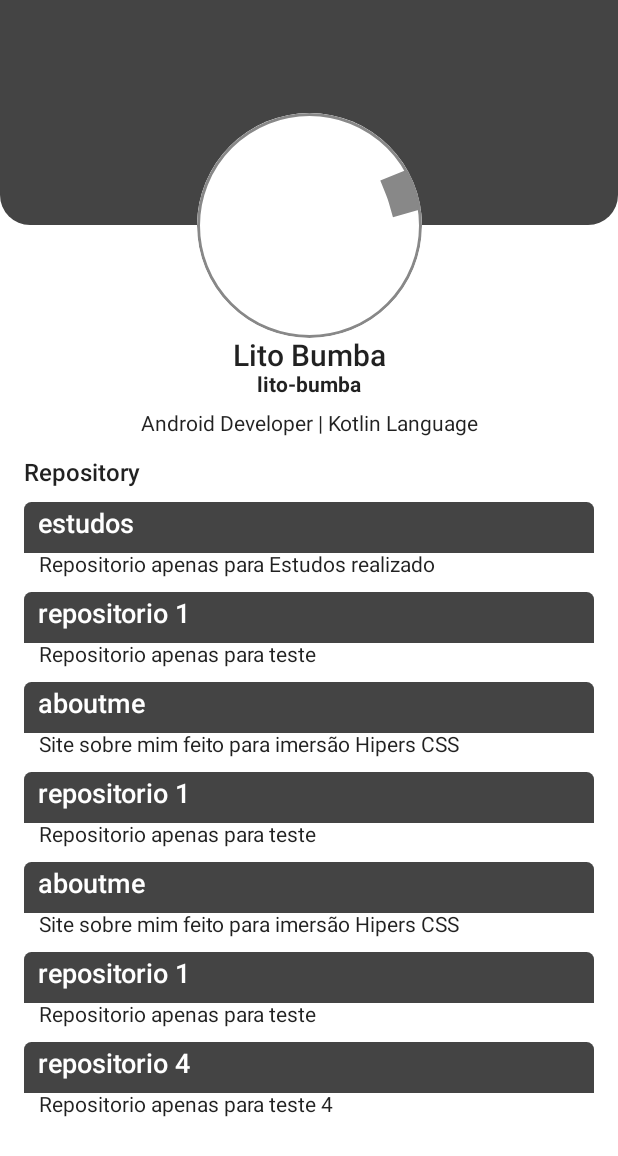
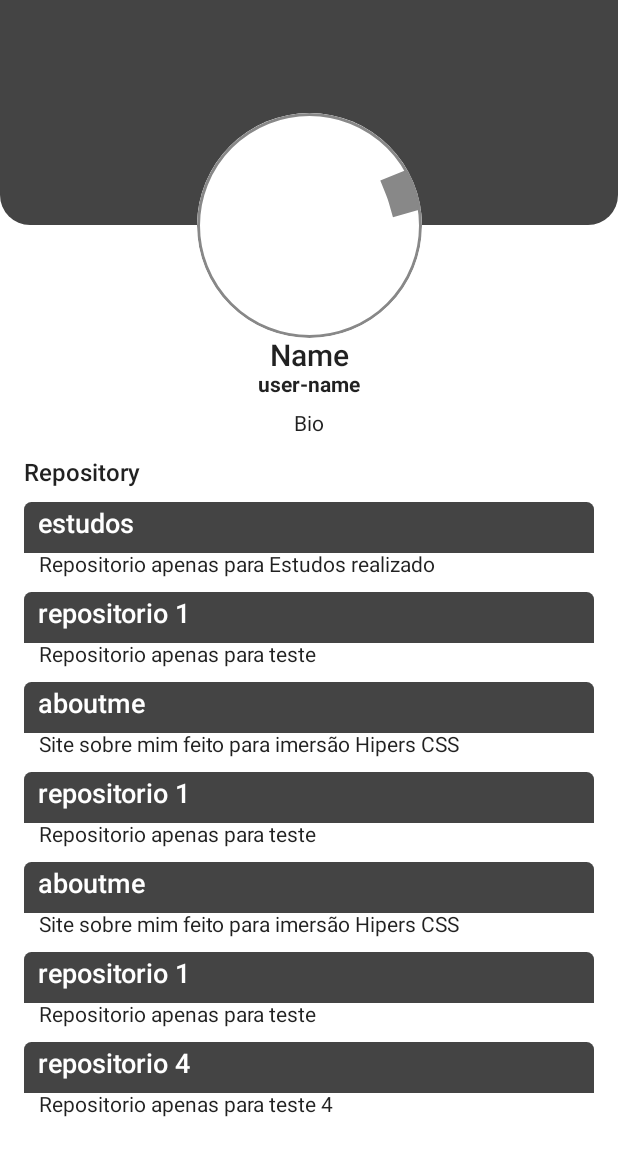
Before and after one commit to lito-bumba/7daysCode, an Android app built with Jetpack Compose: the screen it shows after launch (MainActivity), on a phone screen of 412 x 824 dp. Shown: the top 1156 px of the screen. Run offline under Robolectric (Android 15) with nearby library versions, the phone set to English and light mode, and no system bars; pictures from the network do not load.

```diff
--- a/app/src/main/java/com/litobumba/challenge7dayscode/MainActivity.kt
+++ b/app/src/main/java/com/litobumba/challenge7dayscode/MainActivity.kt
@@ -14,6 +14,8 @@ import androidx.compose.material.MaterialTheme
 import androidx.compose.material.Surface
 import androidx.compose.material.Text
 import androidx.compose.runtime.Composable
+import androidx.compose.runtime.collectAsState
+import androidx.compose.runtime.getValue
 import androidx.compose.ui.Alignment
 import androidx.compose.ui.Alignment.Companion.BottomCenter
 import androidx.compose.ui.Alignment.Companion.CenterHorizontally
@@ -25,6 +27,7 @@ import androidx.compose.ui.text.style.TextAlign
 import androidx.compose.ui.tooling.preview.Preview
 import androidx.compose.ui.unit.dp
 import androidx.compose.ui.unit.sp
+import androidx.lifecycle.lifecycleScope
 import coil.compose.AsyncImage
 import coil.compose.AsyncImagePainter
 import coil.compose.SubcomposeAsyncImage
@@ -32,6 +35,7 @@ import coil.compose.SubcomposeAsyncImageContent
 import com.litobumba.challenge7dayscode.ui.theme.Challenge7daysCodeTheme
 import com.litobumba.challenge7dayscode.webclient.Dto
 import com.litobumba.challenge7dayscode.webclient.Retrofit
+import kotlinx.coroutines.launch
 import retrofit2.Call
 import retrofit2.Callback
 import retrofit2.Response
@@ -39,28 +43,14 @@ import retrofit2.Response
 class MainActivity : ComponentActivity() {
     override fun onCreate(savedInstanceState: Bundle?) {
         super.onCreate(savedInstanceState)
+
         setContent {
             Challenge7daysCodeTheme {
                 Surface(
                     modifier = Modifier.fillMaxSize(),
                     color = MaterialTheme.colors.background
                 ) {
-
-                    val call = Retrofit().api().pegarUsuario("lito-bumba")
-                    call.enqueue(object : Callback<Dto?> {
-                        override fun onResponse(call: Call<Dto?>, response: Response<Dto?>) {
-                            response?.body()?.let { usuario ->
-                                Log.i("Rest API", "${usuario.name}\n${usuario.bio}")
-                            }
-                        }
-
-                        override fun onFailure(call: Call<Dto?>, t: Throwable) {
-                            Log.e("Erro na Requisição", "${t?.message}")
-                        }
-
-                    })
-
-                    ProfileScreen()
+                    ProfileScreen("lito-bumba")
                 }
             }
         }
@@ -68,7 +58,13 @@ class MainActivity : ComponentActivity() {
 }
 
 @Composable
-fun ProfileScreen() {
+fun ProfileScreen(userName: String, repository: Repository = Repository()) {
+
+    val foundedUser by repository.pegarUsuario(userName).collectAsState(initial = null)
+    foundedUser?.let {
+        Log.i("API_DATA", it.toString())
+    }
+
     Column(
         modifier = Modifier
             .fillMaxSize()
@@ -85,7 +81,7 @@ fun ProfileScreen() {
                     .height(150.dp)
             )
             SubcomposeAsyncImage(
-                model = "https://avatars.githubusercontent.com/u/90806272?v=4",
+                model = foundedUser?.avatar_url,
                 contentDescription = "profile-picture",
                 modifier = Modifier
                     .align(BottomCenter)
@@ -112,13 +108,13 @@ fun ProfileScreen() {
                 .padding(horizontal = 16.dp)
         ) {
             Text(
-                text = "Lito Bumba",
+                text = foundedUser?.name ?: "Name",
                 fontSize = 20.sp,
                 fontWeight = FontWeight.Medium,
                 modifier = Modifier.align(CenterHorizontally)
             )
             Text(
-                text = "lito-bumba",
+                text = foundedUser?.login ?: "user-name",
                 fontSize = 14.sp,
                 fontWeight = FontWeight.Bold,
                 modifier = Modifier.align(CenterHorizontally)
@@ -126,7 +122,7 @@ fun ProfileScreen() {
             Spacer(modifier = Modifier.height(10.dp))
 
             Text(
-                text = "Android Developer | Kotlin Language",
+                text = foundedUser?.bio ?: "Bio",
                 fontSize = 14.sp,
                 fontWeight = FontWeight.Normal,
                 textAlign = TextAlign.Center,
@@ -210,5 +206,5 @@ fun Repository(title: String, description: String) {
 @Preview(showBackground = true)
 @Composable
 fun ShowProfileScreen() {
-    ProfileScreen()
+    ProfileScreen("lito-bumba")
 }
--- /dev/null
+++ b/app/src/main/java/com/litobumba/challenge7dayscode/Repository.kt
@@ -0,0 +1,21 @@
+package com.litobumba.challenge7dayscode
+
+import android.util.Log
+import com.litobumba.challenge7dayscode.webclient.Api
+import com.litobumba.challenge7dayscode.webclient.Dto
+import com.litobumba.challenge7dayscode.webclient.Retrofit
+import kotlinx.coroutines.delay
+import kotlinx.coroutines.flow.flow
+
+class Repository(private val api: Api = Retrofit().api()) {
+
+    fun pegarUsuario(nomeUsuario: String) = flow {
+        try {
+            val usuario = api.pegarUsuario(nomeUsuario)
+            emit(usuario)
+        } catch (e: Exception) {
+            Log.e("Erro", e.message!!)
+        }
+    }
+
+}
--- a/app/src/main/java/com/litobumba/challenge7dayscode/webclient/Api.kt
+++ b/app/src/main/java/com/litobumba/challenge7dayscode/webclient/Api.kt
@@ -7,6 +7,6 @@ import retrofit2.http.Path
 interface Api {
 
     @GET("users/{NOME_DO_USUARIO}")
-    fun pegarUsuario(@Path("NOME_DO_USUARIO") NOME_DO_USUARIO: String): Call<Dto>
+    suspend fun pegarUsuario(@Path("NOME_DO_USUARIO") NOME_DO_USUARIO: String): Dto
 
 }
```
